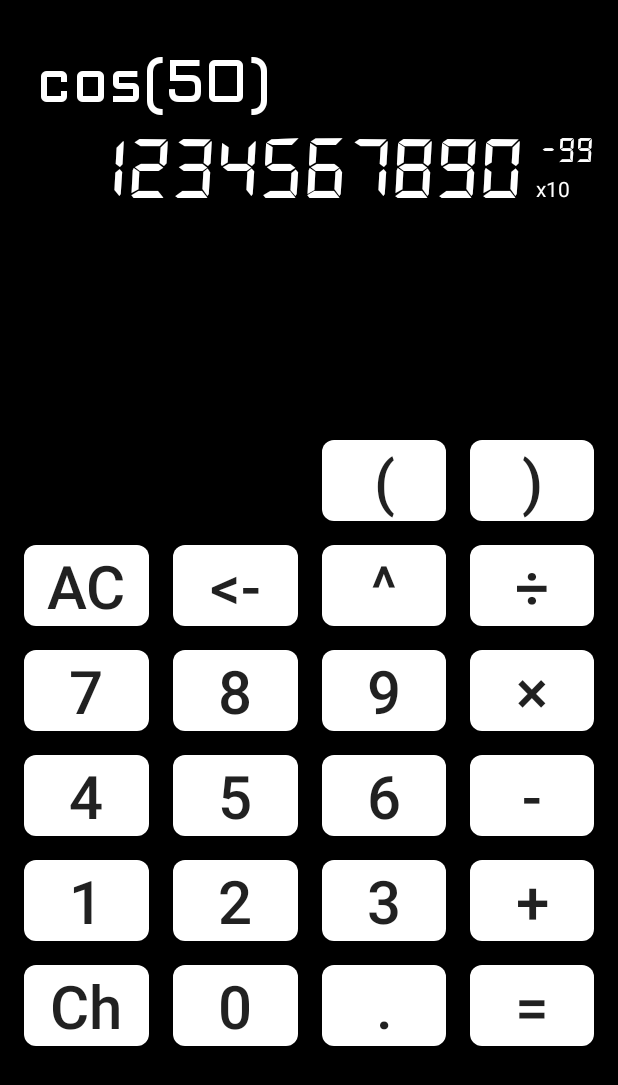
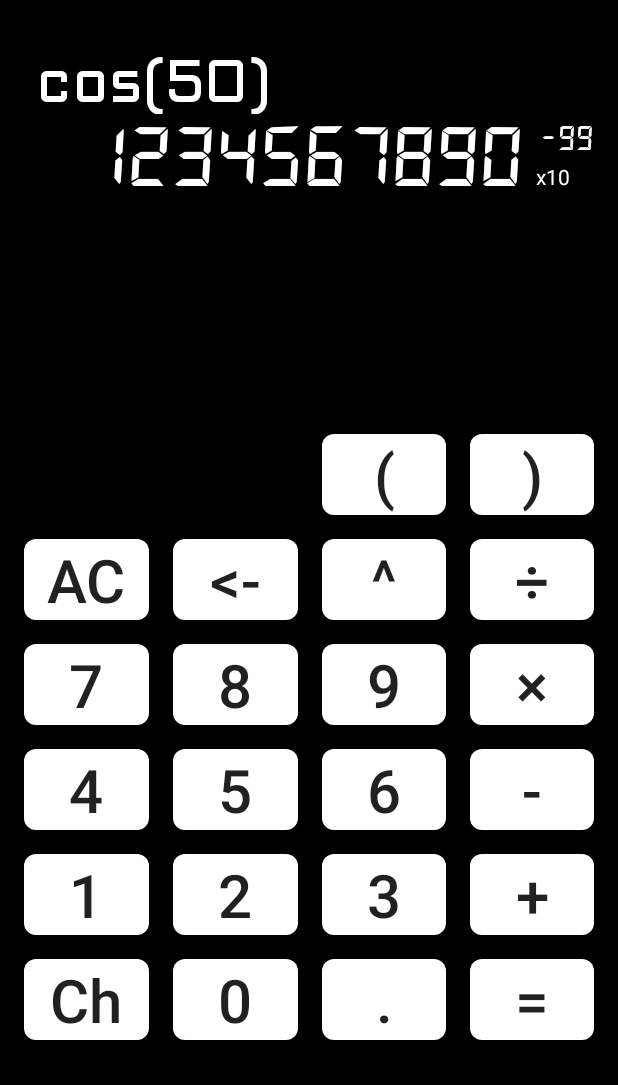
Before and after one commit to OscarMui/MyCalculator, an Android app: the screen it shows after launch (MainActivity), on a phone screen of 412 x 824 dp. Shown: the top 1085 px of the screen. Run offline under Robolectric (Android 15) with nearby library versions, the phone set to English and light mode, and no system bars.

Commit message:
Changed sp to dp, minor layout changes

```diff
--- a/app/src/main/res/layout/activity_main.xml
+++ b/app/src/main/res/layout/activity_main.xml
@@ -22,13 +22,17 @@
         <TextView
             android:id="@+id/input"
             android:layout_width="wrap_content"
-            android:layout_height="wrap_content"
+            android:layout_height="50dp"
             android:layout_marginStart="16dp"
             android:layout_marginTop="8dp"
             android:fontFamily="@font/aldrich"
+            android:isScrollContainer="false"
+            android:scrollbarAlwaysDrawHorizontalTrack="false"
+            android:scrollbarAlwaysDrawVerticalTrack="false"
+            android:scrollHorizontally="false"
             android:text="cos(50)"
             android:textColor="#FFFFFF"
-            android:textSize="40sp"
+            android:textSize="40dp"
             app:layout_constraintBottom_toBottomOf="parent"
             app:layout_constraintStart_toStartOf="parent"
             app:layout_constraintTop_toTopOf="parent"
@@ -44,7 +48,7 @@
             android:fontFamily="@font/segment7standard"
             android:text="1234567890"
             android:textColor="#FFFFFF"
-            android:textSize="50sp"
+            android:textSize="50dp"
             app:layout_constraintBottom_toBottomOf="parent"
             app:layout_constraintEnd_toStartOf="@+id/textView"
             app:layout_constraintTop_toBottomOf="@+id/input" />
```
